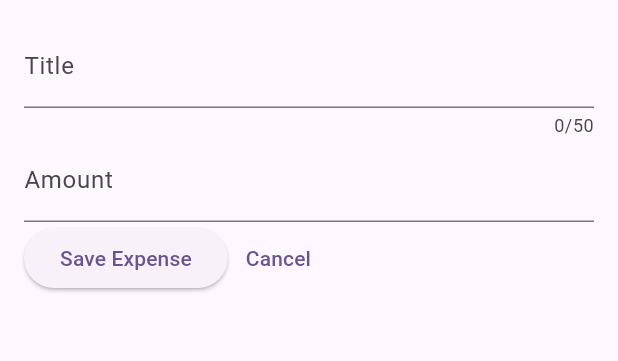
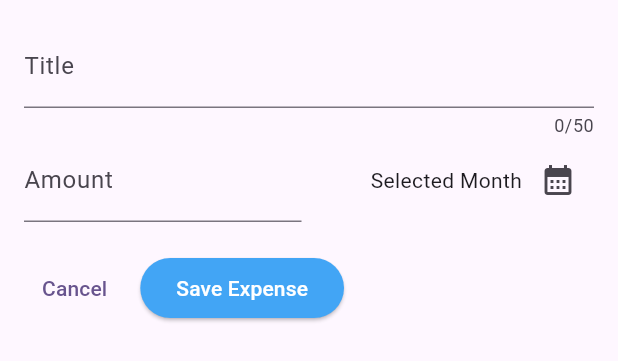
Before and after one commit to tamathecxder/expense-tracker, a Flutter app: the ExpenseModal widget shown alone on an empty page, opened directly, on a phone screen of 412 x 824 dp. Shown: the top 361 px of the screen. Run offline on Flutter 3.47's test engine with Material 3 defaults, Android fonts, the phone set to English and light mode, and no system bars.

Commit message:
chore(expense_modal): show date picker

```diff
--- a/lib/components/expense_modal.dart
+++ b/lib/components/expense_modal.dart
@@ -19,6 +19,13 @@ class _ExpenseModalState extends State<ExpenseModal> {
     _amountController.dispose();
   }
 
+  void _openDatePicker() {
+    var firstDate = DateTime(DateTime.now().year - 1);
+    var lastDate = DateTime.now();
+
+    showDatePicker(context: context, firstDate: firstDate, lastDate: lastDate);
+  }
+
   @override
   Widget build(BuildContext context) {
     return Padding(
@@ -31,25 +38,61 @@ class _ExpenseModalState extends State<ExpenseModal> {
             maxLength: 50,
             decoration: const InputDecoration(labelText: 'Title'),
           ),
-          TextField(
-            keyboardType: TextInputType.number,
-            controller: _amountController,
-            decoration: const InputDecoration(labelText: 'Amount'),
+          Row(
+            children: [
+              Expanded(
+                child: TextField(
+                  keyboardType: TextInputType.number,
+                  controller: _amountController,
+                  decoration: const InputDecoration(
+                    prefixText: '\$ ',
+                    labelText: 'Amount',
+                  ),
+                ),
+              ),
+              const SizedBox(
+                width: 10,
+              ),
+              Expanded(
+                child: Row(
+                  mainAxisAlignment: MainAxisAlignment.end,
+                  crossAxisAlignment: CrossAxisAlignment.center,
+                  children: [
+                    Text("Selected Month"),
+                    IconButton(
+                        onPressed: _openDatePicker,
+                        icon: Icon(Icons.calendar_month))
+                  ],
+                ),
+              ),
+            ],
+          ),
+          const SizedBox(
+            height: 20,
           ),
           Row(
             children: [
+              TextButton(
+                onPressed: () {
+                  Navigator.pop(context);
+                },
+                child: const Text(
+                  'Cancel',
+                ),
+              ),
+              const SizedBox(
+                width: 10,
+              ),
               ElevatedButton(
                 onPressed: () {
                   print(_titleController.text);
                 },
+                style: ElevatedButton.styleFrom(
+                  backgroundColor: Colors.blue[400],
+                  foregroundColor: Colors.white,
+                ),
                 child: const Text(
                   'Save Expense',
-                ),
-              ),
-              TextButton(
-                onPressed: () {},
-                child: Text(
-                  'Cancel',
                 ),
               ),
             ],
```
